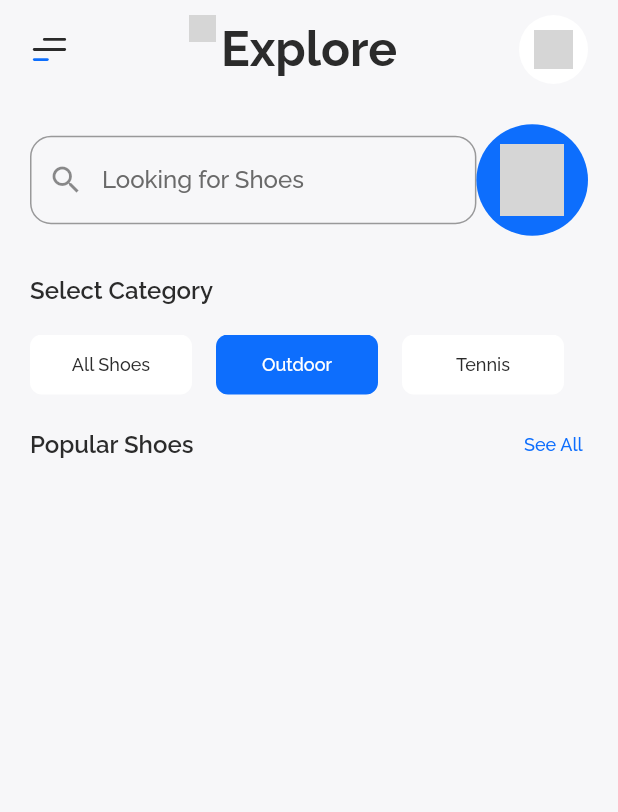
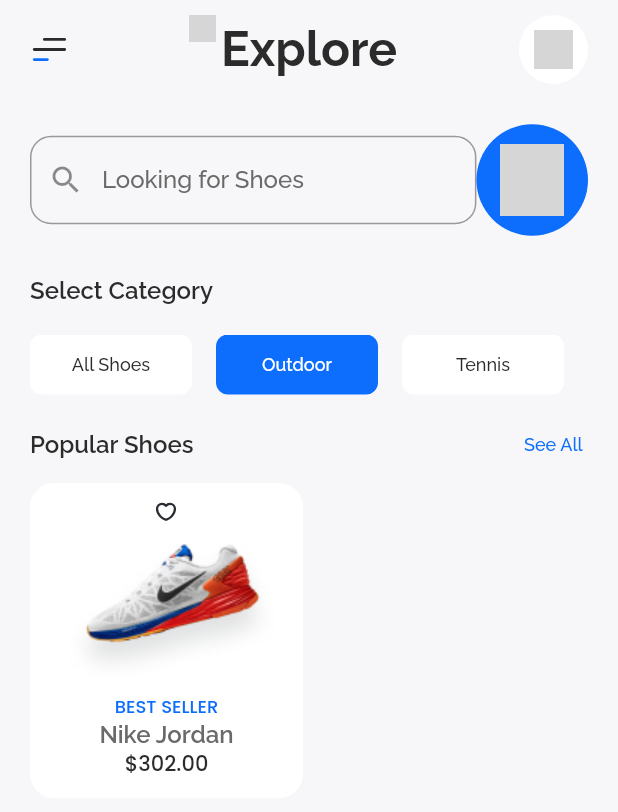
Before and after one commit to puay12/nike_store_app, a Flutter app: the screen it shows after launch, on a phone screen of 412 x 824 dp. Shown: the top 812 px of the screen. Run offline on Flutter 3.47's test engine with Material 2 defaults, Android fonts, the phone set to English and light mode, and no system bars; our stand-ins replace flutter_svg; grey boxes are pictures that could not be loaded.

Commit message:
modified:   lib/constants/theme.dart 	modified:   lib/modules/home.dart 	modified:   pubspec.yaml

```diff
--- a/lib/constants/theme.dart
+++ b/lib/constants/theme.dart
@@ -33,4 +33,5 @@
 const double smallBorderRadius = 8.0;
 const double mediumBorderRadius = 12.0;
 const double semiHighBorderRadius = 14.0;
-const double highBorderRadius = 20.0;
+const double highBorderRadius = 16.0;
+const double veryHighBorderRadius = 20.0;
--- a/lib/modules/home.dart
+++ b/lib/modules/home.dart
@@ -222,9 +222,68 @@
                         ],
                       ),
                     ),
+                    SizedBox(
+                      height: 16,
+                    ),
                     Container(
                       child: Row(
-
+                        children: [
+                          Container(
+                            padding: EdgeInsets.all(12),
+                            decoration: BoxDecoration(
+                              color: defaultWhite,
+                              borderRadius: BorderRadius.circular(highBorderRadius)
+                            ),
+                            child: Container(
+                              child: Column(
+                                children: [
+                                  Container(
+                                    child: GestureDetector(
+                                      child: SvgPicture.asset('assets/icons/favorite.svg'),
+                                      onTap: () {},)
+                                  ),
+                                  Container(
+                                    child: Image.asset('assets/images/shoes/nike_jordan_1.png'),
+                                  ),
+                                  Container(
+                                    child: Column(
+                                      children: [
+                                        Text(
+                                          'BEST SELLER',
+                                          style: TextStyle(
+                                            color: defaultBlue,
+                                            fontSize: 12,
+                                            fontWeight: medium,
+                                            fontFamily: 'Poppins',
+                                          ),
+                                        ),
+                                        Text(
+                                          'Nike Jordan',
+                                          style: TextStyle(
+                                            color: defaultGray,
+                                            fontSize: 16,
+                                            fontWeight: semiBold,
+                                            overflow: TextOverflow.fade
+                                          ),
+                                        ),
+                                        Text(
+                                          '\$302.00',
+                                          style: TextStyle(
+                                            color: defaultBlack,
+                                            fontSize: 14,
+                                            fontWeight: medium,
+                                            fontFamily: 'Poppins',
+                                            overflow: TextOverflow.fade
+                                          ),
+                                        ),
+                                      ],
+                                    ),
+                                  )
+                                ],
+                              ),
+                            ),
+                          )
+                        ],
                       ),
                     )
                   ],
--- a/pubspec.yaml
+++ b/pubspec.yaml
@@ -65,6 +65,7 @@
   # To add assets to your application, add an assets section, like this:
   assets:
     - assets/images/
+    - assets/images/shoes/
     - assets/icons/
 
   # An image asset can refer to one or more resolution-specific "variants", see
```
